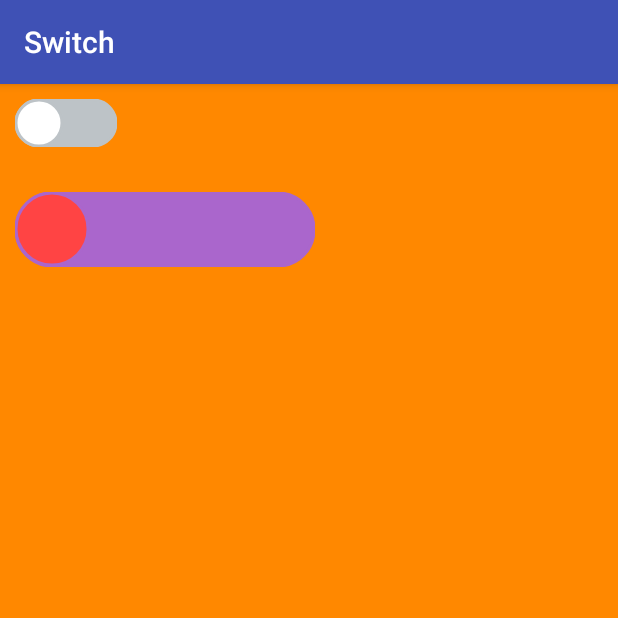
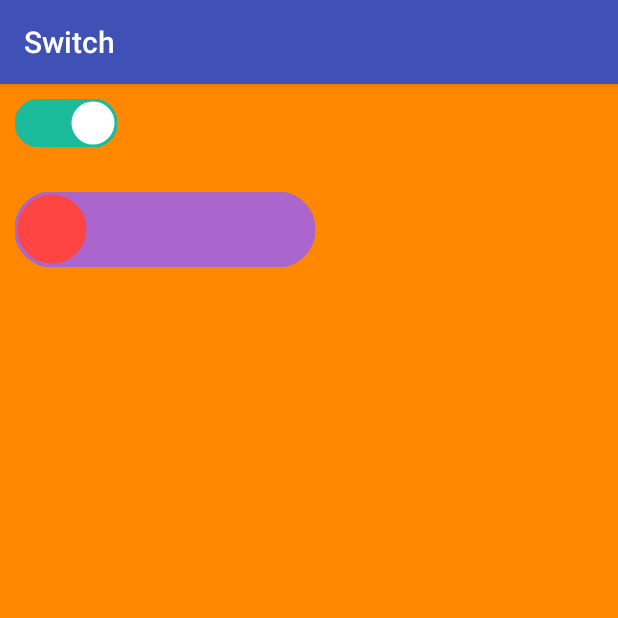
Before and after one commit to AudienL/Switch, an Android app: the screen it shows after launch (MainActivity), on a phone screen of 412 x 824 dp, the top half of it. Run offline under Robolectric (Android 15) with nearby library versions, the phone set to English and light mode, and no system bars.

Commit message:
修改README.MD文件

```diff
--- a/app/src/main/java/com/audienl/aswitch/MainActivity.java
+++ b/app/src/main/java/com/audienl/aswitch/MainActivity.java
@@ -17,11 +17,16 @@ public class MainActivity extends AppCompatActivity {
         setContentView(R.layout.activity_main);
 
         mSwitch = (Switch) findViewById(R.id.my_switch);
+
+        // 设置监听器
         mSwitch.setOnCheckedChangeListener(new Switch.OnCheckedChangeListener() {
             @Override
             public void onCheckedChanged(boolean isChecked) {
                 Log.i(TAG, "onCheckedChanged: is_checked=" + isChecked);
             }
         });
+
+        // 设置选中状态
+        mSwitch.setChecked(true);
     }
 }
--- a/app/src/main/res/layout/activity_main.xml
+++ b/app/src/main/res/layout/activity_main.xml
@@ -1,21 +1,17 @@
 <?xml version="1.0" encoding="utf-8"?>
-<LinearLayout
-    xmlns:android="http://schemas.android.com/apk/res/android"
-    xmlns:app="http://schemas.android.com/apk/res-auto"
-    xmlns:tools="http://schemas.android.com/tools"
-    android:layout_width="match_parent"
-    android:layout_height="match_parent"
-    android:background="@android:color/holo_orange_dark"
-    android:orientation="vertical"
-    android:padding="10dp"
-    tools:context="com.audienl.aswitch.MainActivity">
+<LinearLayout xmlns:android="http://schemas.android.com/apk/res/android"
+              xmlns:app="http://schemas.android.com/apk/res-auto"
+              android:layout_width="match_parent"
+              android:layout_height="match_parent"
+              android:background="@android:color/holo_orange_dark"
+              android:orientation="vertical"
+              android:padding="10dp">
 
     <!-- 默认 -->
     <com.audienl.switchlibrary.Switch
         android:id="@+id/my_switch"
         android:layout_width="wrap_content"
-        android:layout_height="wrap_content"
-        />
+        android:layout_height="wrap_content"/>
 
     <!-- 自定义 -->
     <com.audienl.switchlibrary.Switch
```
Also changed, not shown: 2 other files.
